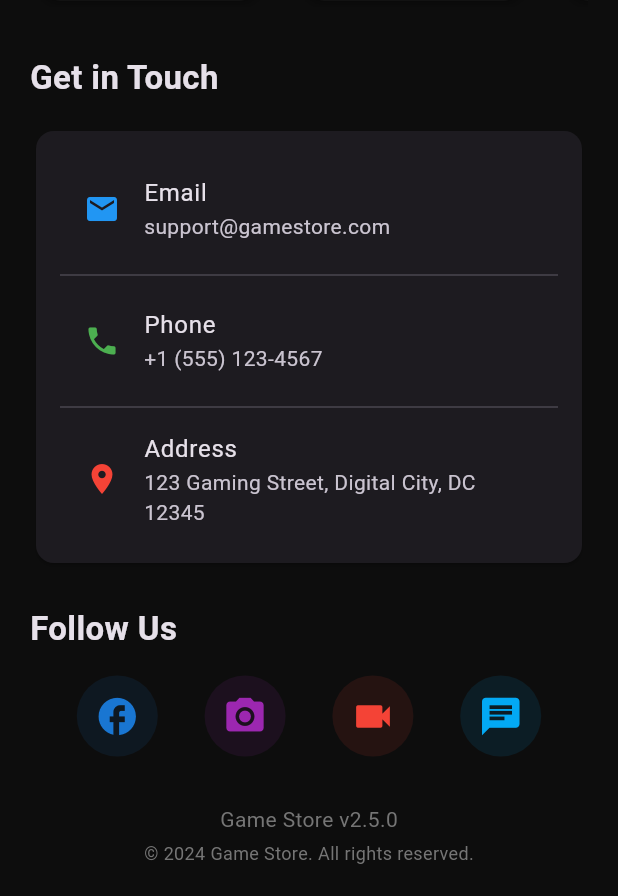
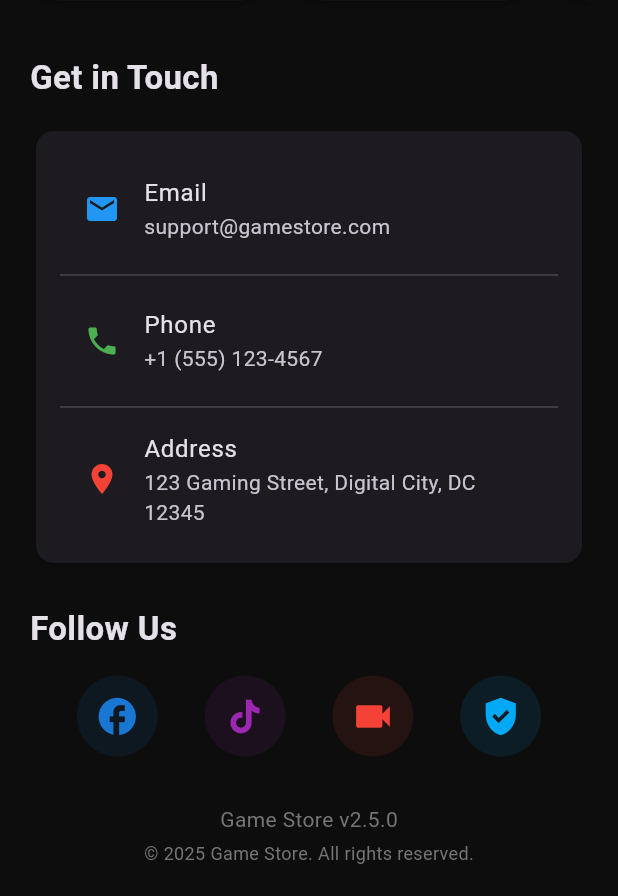
Before and after one commit to hieuphampm/Game-Selling-App, a Flutter app: the AboutUsScreen screen opened directly, scrolled down 1146 dp, on a phone screen of 412 x 824 dp, the part 340-1236 px from its top. Run offline on Flutter 3.47's test engine with Material 3 defaults, Android fonts, the phone set to English and light mode, and no system bars; our stand-ins replace firebase_auth, firebase_core, flutter_dotenv, flutter_gemini, google_sign_in; accounts and stored records are empty.

Commit message:
Update about_us_screen.dart

```diff
--- a/flutter_app/lib/screens/settings/about_us_screen.dart
+++ b/flutter_app/lib/screens/settings/about_us_screen.dart
@@ -260,7 +260,7 @@ class _AboutUsScreenState extends State<AboutUsScreen> {
                         onTap: () {},
                       ),
                       _buildSocialButton(
-                        icon: Icons.camera_alt,
+                        icon: Icons.tiktok_outlined,
                         color: Colors.purple,
                         onTap: () {},
                       ),
@@ -270,7 +270,7 @@ class _AboutUsScreenState extends State<AboutUsScreen> {
                         onTap: () {},
                       ),
                       _buildSocialButton(
-                        icon: Icons.chat,
+                        icon: Icons.gpp_good_sharp,
                         color: Colors.lightBlue,
                         onTap: () {},
                       ),
@@ -291,7 +291,7 @@ class _AboutUsScreenState extends State<AboutUsScreen> {
                         ),
                         const SizedBox(height: 4),
                         Text(
-                          '© 2024 Game Store. All rights reserved.',
+                          '© 2025 Game Store. All rights reserved.',
                           style: TextStyle(
                             color: Colors.grey[600],
                             fontSize: 12,
```
